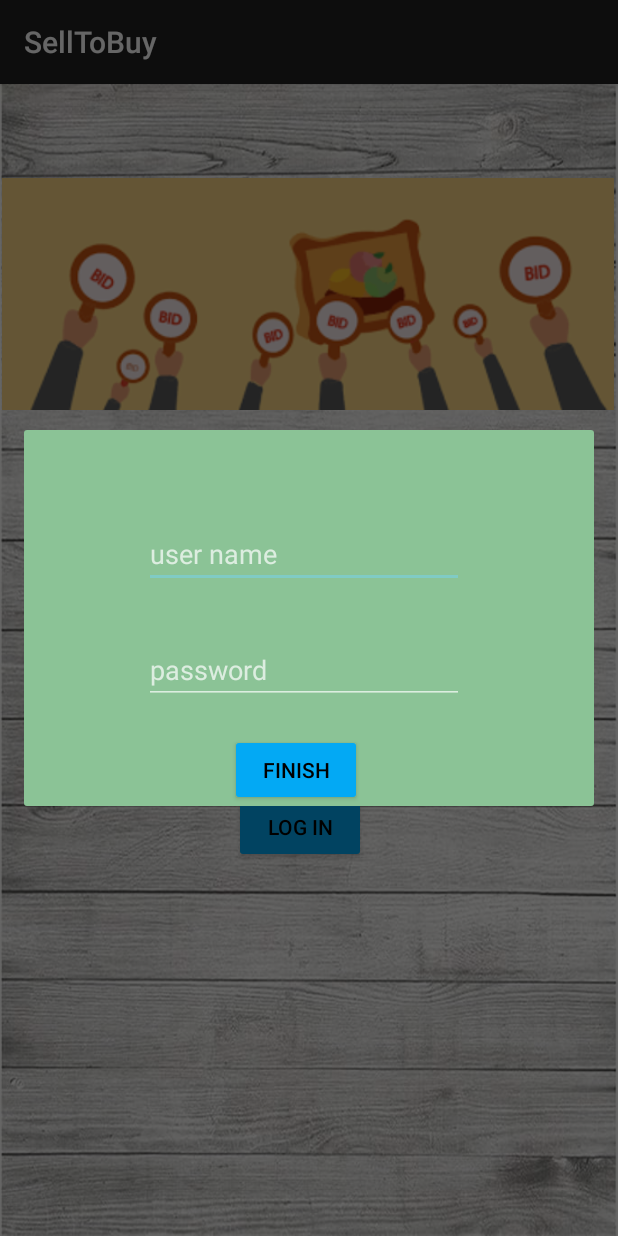
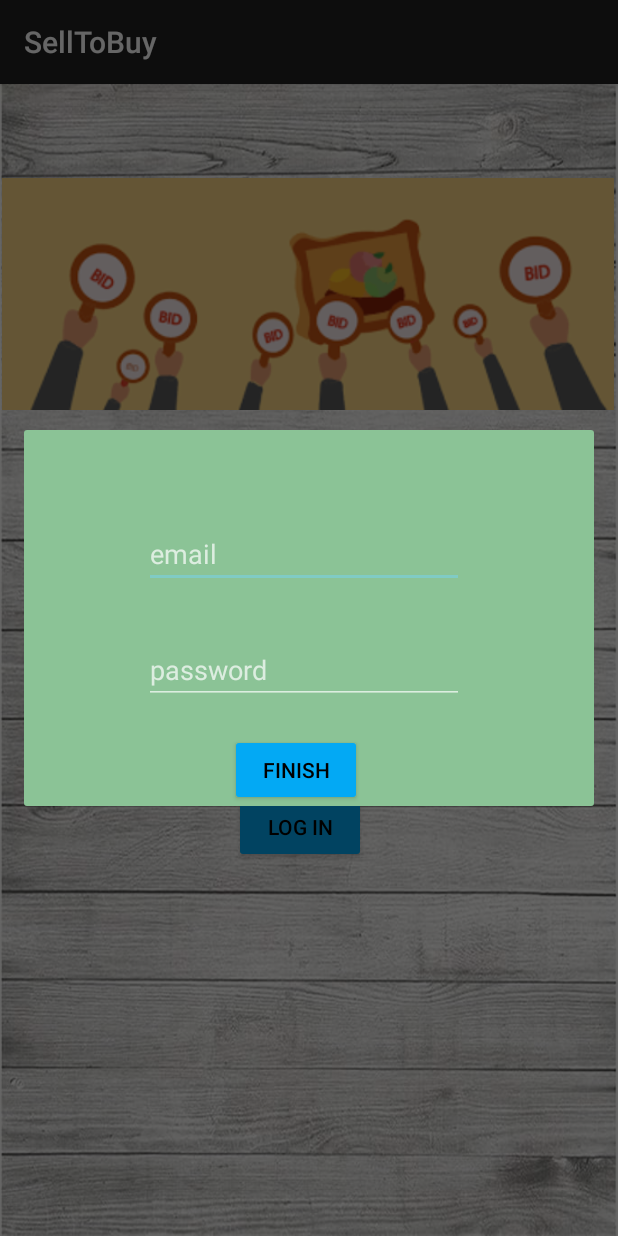
Before and after one commit to liamshmilo2/SellToBuy, an Android app: the screen it shows after launch (MainActivity), after a tap on "LOG IN", on a phone screen of 412 x 824 dp. Run offline under Robolectric (Android 15) with nearby library versions, the phone set to English and light mode, and no system bars; our stand-ins replace Firebase (no records; nobody signed in at launch, a user with empty details on screens opened directly).

Commit message:
final 23/10/23

```diff
--- a/app/build.gradle.kts
+++ b/app/build.gradle.kts
@@ -1,5 +1,6 @@
 plugins {
     id("com.android.application")
+    id("com.google.gms.google-services")
 }
 
 android {
@@ -33,6 +34,7 @@ dependencies {
     implementation("androidx.appcompat:appcompat:1.6.1")
     implementation("com.google.android.material:material:1.9.0")
     implementation("androidx.constraintlayout:constraintlayout:2.1.4")
+    implementation("com.google.firebase:firebase-auth:22.2.0")
 //    implementation ("com.github.dhaval2404:imagepicker:2.1")
     testImplementation("junit:junit:4.13.2")
     androidTestImplementation("androidx.test.ext:junit:1.1.5")
--- a/app/src/main/java/com/example/selltobuy/MainActivity.java
+++ b/app/src/main/java/com/example/selltobuy/MainActivity.java
@@ -18,6 +18,7 @@ public class MainActivity extends AppCompatActivity implements View.OnClickListe
     TextView textHome;
     //Dialog dialoglogin;
     Check check;
+    FirebaseController firebaseController;
 
 
     @Override
@@ -36,6 +37,7 @@ public class MainActivity extends AppCompatActivity implements View.OnClickListe
         //dialoglogin.setContentView(R.layout.logindialog);
 
         check = new Check();
+        firebaseController=new FirebaseController();
 
 
     }
@@ -62,7 +64,7 @@ public class MainActivity extends AppCompatActivity implements View.OnClickListe
                     }
                     else
                     {
-                        //todo  save login
+
                         Intent intent = new Intent(MainActivity.this , Buyproduct.class);
                         startActivity(intent);
                     }
@@ -116,9 +118,9 @@ public class MainActivity extends AppCompatActivity implements View.OnClickListe
                     }
                     else
                     {
-                        //todo  save login
-                        Intent intent = new Intent(MainActivity.this , Buyproduct.class);
-                        startActivity(intent);
+                        firebaseController.createUser(email.getText().toString(),password.getText().toString());
+//                        Intent intent = new Intent(MainActivity.this , Buyproduct.class);
+//                        startActivity(intent);
                     }
 
 
--- a/app/src/main/res/layout/logindialog.xml
+++ b/app/src/main/res/layout/logindialog.xml
@@ -13,8 +13,8 @@
         android:layout_marginTop="60dp"
         android:layout_marginEnd="97dp"
         android:ems="10"
-        android:hint="user name"
-        android:inputType="text"
+        android:hint="email"
+        android:inputType="textEmailAddress"
         app:layout_constraintEnd_toEndOf="@+id/pass"
         app:layout_constraintHorizontal_bias="0.0"
         app:layout_constraintStart_toStartOf="@+id/pass"
--- a/build.gradle.kts
+++ b/build.gradle.kts
@@ -1,3 +1,8 @@
+buildscript {
+    dependencies {
+        classpath("com.google.gms:google-services:4.4.0")
+    }
+}
 // Top-level build file where you can add configuration options common to all sub-projects/modules.
 plugins {
     id("com.android.application") version "8.1.2" apply false
```
Also changed, not shown: app/src/main/java/com/example/selltobuy/FirebaseController.java (added, +42 -0 lines).
